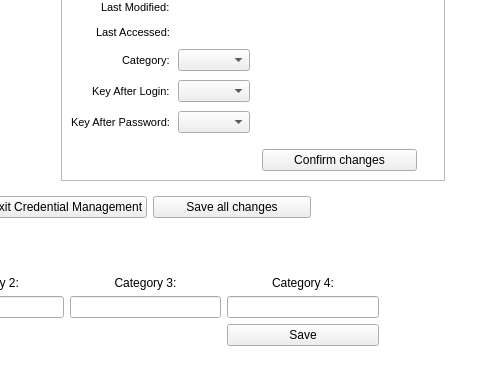
First picture: the form in src/CredentialsManagement.ui, repository mooltipass/moolticute, before the edit; both pictures show x 351 to 835 and y 281 to 647 of the 835 by 647 pixel window.
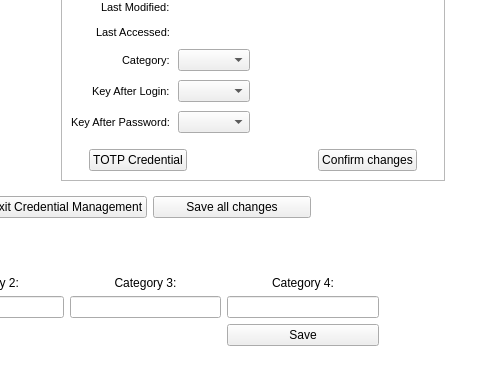
Second picture: the form after the edit. The open tabs and pages were chosen to show the change. Icons and pictures are not drawn. Custom widgets are drawn as their Qt base class.

Commit message: Add TOTP Credential UI

```diff
--- a/src/CredentialsManagement.ui
+++ b/src/CredentialsManagement.ui
@@ -695,6 +695,19 @@
                 <property name="rightMargin">
                  <number>18</number>
                 </property>
+                <item>
+                 <widget class="QPushButton" name="pushButtonTOTP">
+                  <property name="maximumSize">
+                   <size>
+                    <width>120</width>
+                    <height>16777215</height>
+                   </size>
+                  </property>
+                  <property name="text">
+                   <string>TOTP Credential</string>
+                  </property>
+                 </widget>
+                </item>
                 <item>
                  <widget class="AnimatedColorButton" name="pushButtonCancel" native="true">
                   <property name="sizePolicy">
```
The commit also changes 6 other files.
